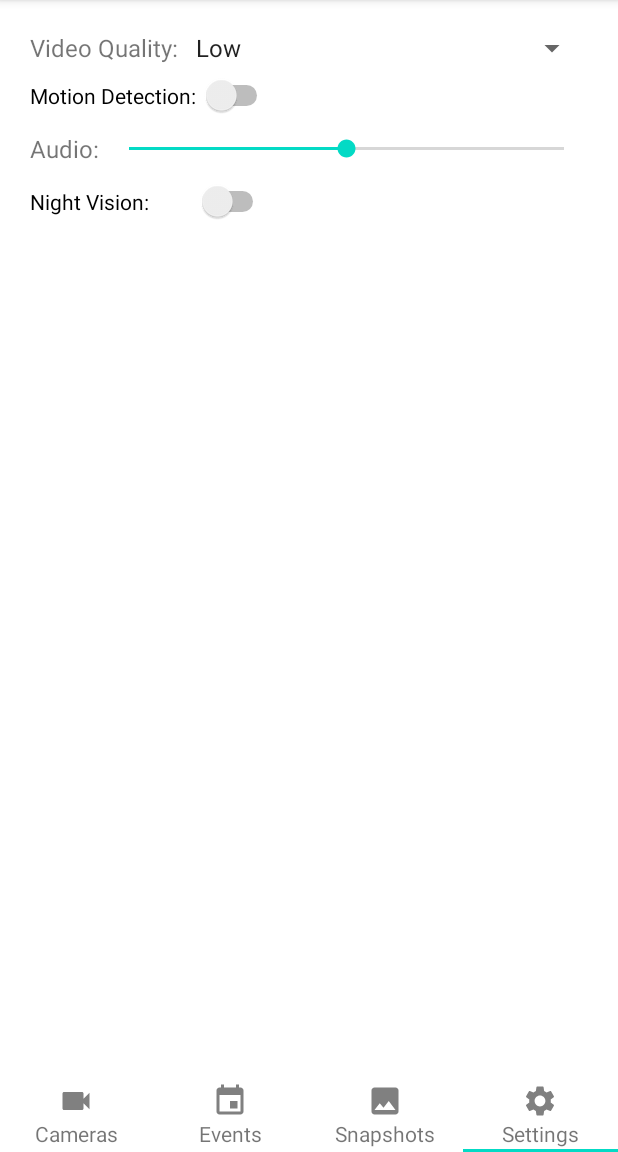
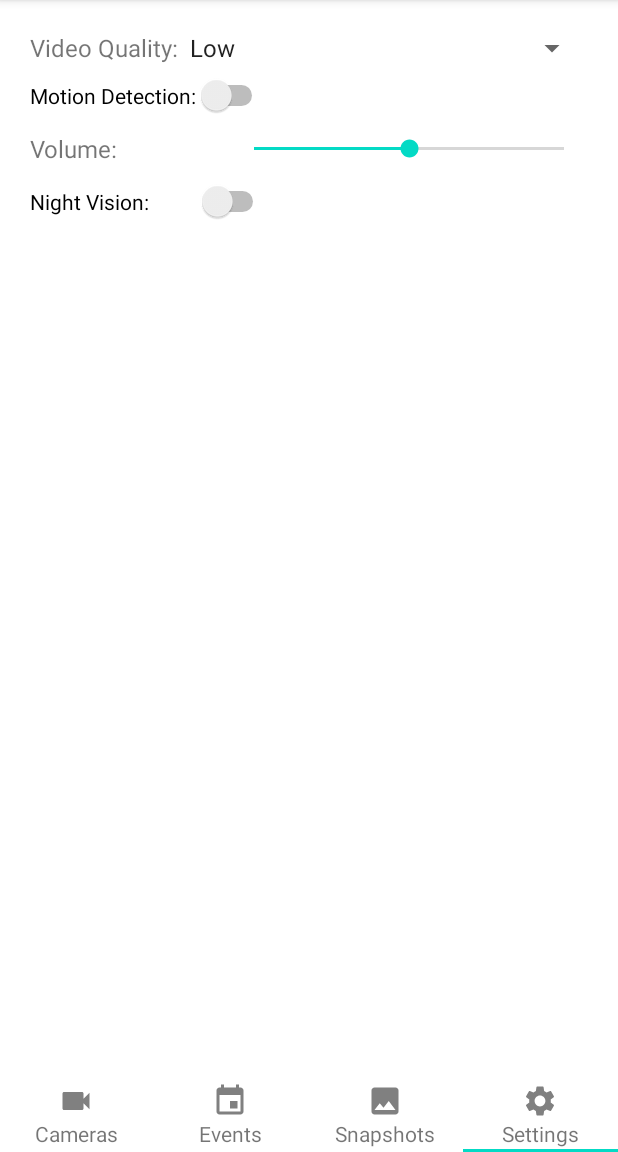
Before and after one commit to soscaster/2023Android-ICT-Team7, an Android app: the screen it shows after launch (MainActivity), item 4 of the bottom bar chosen, on a phone screen of 412 x 824 dp, the part 84-1236 px from its top. Run offline under Robolectric (Android 15) with nearby library versions, the phone set to English and light mode, and no system bars.

Commit message:
fix some elements not translated

```diff
--- a/app/src/main/java/vn/usth/team7camera/MainActivity.java
+++ b/app/src/main/java/vn/usth/team7camera/MainActivity.java
@@ -107,7 +107,7 @@ public class MainActivity extends AppCompatActivity {
 
     private void handleAddCameraButtonClick() {
         AlertDialog.Builder builder = new AlertDialog.Builder(this);
-        builder.setTitle(R.string.addCamera);
+        builder.setTitle(getResources().getString(R.string.addCamera));
 
         // Inflate the layout for the dialog
         View dialogView = LayoutInflater.from(this).inflate(R.layout.dialog_add_camera, null);
@@ -116,9 +116,9 @@ public class MainActivity extends AppCompatActivity {
         final TextView editTextCameraName = dialogView.findViewById(R.id.editTextCameraName);
         final TextView editTextAddress = dialogView.findViewById(R.id.editTextAddress);
 
-        builder.setPositiveButton(R.string.save_text, null); // Set to null. We override the onclick
+        builder.setPositiveButton(getResources().getString(R.string.save), null); // Set to null. We override the onclick
 
-        builder.setNegativeButton(R.string.cancel_text, new DialogInterface.OnClickListener() {
+        builder.setNegativeButton(getResources().getString(R.string.cancel), new DialogInterface.OnClickListener() {
             @Override
             public void onClick(DialogInterface dialog, int which) {
                 dialog.dismiss();
--- a/app/src/main/res/layout/dialog_add_camera.xml
+++ b/app/src/main/res/layout/dialog_add_camera.xml
@@ -9,7 +9,7 @@
         android:id="@+id/editTextCameraName"
         android:layout_width="match_parent"
         android:layout_height="wrap_content"
-        android:hint="@string/camera_name" />
+        android:hint="@string/cameraName" />
 
     <EditText
         android:id="@+id/editTextAddress"
--- a/app/src/main/res/layout/fragment_events.xml
+++ b/app/src/main/res/layout/fragment_events.xml
@@ -9,5 +9,5 @@
         android:id="@+id/textView"
         android:layout_width="wrap_content"
         android:layout_height="wrap_content"
-        android:text="@string/events" />
+        android:text="Events" />
 </LinearLayout>
--- a/app/src/main/res/layout/fragment_settings.xml
+++ b/app/src/main/res/layout/fragment_settings.xml
@@ -17,7 +17,7 @@
         <TextView
             android:layout_width="wrap_content"
             android:layout_height="wrap_content"
-            android:text="Video Quality: "
+            android:text="@string/videoQuality"
             android:textSize="16sp" />
 
         <Spinner
@@ -31,7 +31,7 @@
         android:id="@+id/switchMotionDetection"
         android:layout_width="wrap_content"
         android:layout_height="39dp"
-        android:text="Motion Detection: "/>
+        android:text="@string/motionDetection"/>
 
     <LinearLayout
         android:layout_width="match_parent"
@@ -41,9 +41,8 @@
 
         <TextView
             android:id="@+id/SensitivityText"
-            android:layout_width="wrap_content"
+            android:layout_width="200px"
             android:layout_height="wrap_content"
-            android:text=""
             android:textSize="16sp" />
 
         <SeekBar
@@ -62,9 +61,9 @@
         android:gravity="center_vertical">
 
         <TextView
-            android:layout_width="wrap_content"
+            android:layout_width="200px"
             android:layout_height="wrap_content"
-            android:text="Audio: "
+            android:text="@string/vol"
             android:textSize="16sp" />
 
         <SeekBar
@@ -80,6 +79,6 @@
         android:id="@+id/switchNightVision"
         android:layout_width="159dp"
         android:layout_height="38dp"
-        android:text="Night Vision: " />
+        android:text="@string/nightVision" />
 
 </LinearLayout>
--- a/app/src/main/res/layout/fragment_snapshots.xml
+++ b/app/src/main/res/layout/fragment_snapshots.xml
@@ -9,7 +9,7 @@
         android:id="@+id/textView"
         android:layout_width="wrap_content"
         android:layout_height="wrap_content"
-        android:text="@string/snapshots" />
+        android:text="Snapshots" />
     <!--<ListView
         android:id="@+id/listView"
         android:layout_width="match_parent"
--- a/app/src/main/res/values/strings.xml
+++ b/app/src/main/res/values/strings.xml
@@ -1,6 +1,6 @@
 <resources>
-    <string name="app_name">Team 7 Security Camera</string>
-    <string name="camera1">Camera1</string>
+    <string name="app_name" translatable="false">Team 7 Security Camera</string>
+    <string name="camera1" translatable="false">Camera1</string>
     <string name="addCamera">Add Camera</string>
     <string name="addCameraText1">No camera found</string>
     <string name="addCameraText2">Tap on the top right icon to add camera</string>
@@ -22,13 +22,13 @@
     <string name="camAdded">Camera added successfully</string>
     <string name="deleteCamConfirm">Are you sure you want to delete this camera?</string>
     <string name="modifyCamera">Modify Camera</string>
-    <string name="events">Events</string>
-    <string name="snapshots">Snapshots</string>
-    <string name="camera_name">Camera Name</string>
+    <string name="videoQuality">Video Quality: </string>
+    <string name="motionDetection">Motion Detection: </string>
+    <string name="nightVision">Night Vision: </string>
+    <string name="vol">Volume: </string>
+    <string name="cameraName">Camera Name</string>
     <string name="address">Address</string>
-    <string name="save_text">Save</string>
-    <string name="yes_text">Yes</string>
-    <string name="delete_camera">Delete Camera</string>
-    <string name="deleted_toast">\' deleted</string>
-    <string name="not_found">\' not found</string>
+    <string name="cancel">Cancel</string>
+    <string name="save">Save</string>
+    <string name="ok">Yes</string>
 </resources>
```
Also changed, not shown: app/src/main/java/vn/usth/team7camera/CameraActivity.java (+10 -9 lines), 1 other file.
